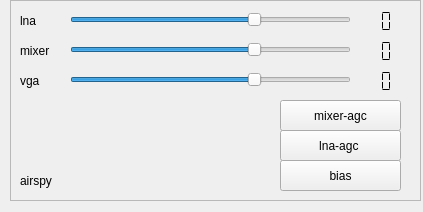
This is src/input/airspy/airspy-widget.ui in AlbrechtL/sdr-j-dab as Qt 5 draws it before an edit. The edited form follows.
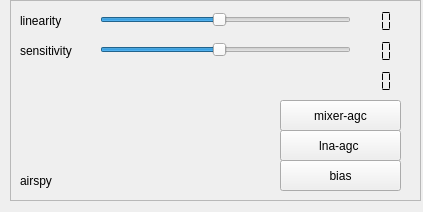
This is the edited form.

The edit to the form file:
```diff
--- a/src/input/airspy/airspy-widget.ui
+++ b/src/input/airspy/airspy-widget.ui
@@ -44,14 +44,14 @@
    <widget class="QSlider" name="lnaSlider">
     <property name="geometry">
      <rect>
-      <x>60</x>
+      <x>90</x>
       <y>10</y>
-      <width>281</width>
-      <height>19</height>
+      <width>251</width>
+      <height>20</height>
      </rect>
     </property>
     <property name="maximum">
-     <number>15</number>
+     <number>21</number>
     </property>
     <property name="value">
      <number>10</number>
@@ -65,25 +65,25 @@
      <rect>
       <x>10</x>
       <y>10</y>
-      <width>65</width>
+      <width>71</width>
       <height>21</height>
      </rect>
     </property>
     <property name="text">
-     <string>lna</string>
+     <string>linearity</string>
     </property>
    </widget>
    <widget class="QSlider" name="mixerSlider">
     <property name="geometry">
      <rect>
-      <x>60</x>
+      <x>90</x>
       <y>40</y>
-      <width>281</width>
+      <width>251</width>
       <height>20</height>
      </rect>
     </property>
     <property name="maximum">
-     <number>15</number>
+     <number>21</number>
     </property>
     <property name="value">
      <number>10</number>
@@ -97,12 +97,12 @@
      <rect>
       <x>10</x>
       <y>40</y>
-      <width>65</width>
+      <width>71</width>
       <height>21</height>
      </rect>
     </property>
     <property name="text">
-     <string>mixer</string>
+     <string>sensitivity</string>
     </property>
    </widget>
    <widget class="QPushButton" name="lnaButton">
@@ -118,38 +118,6 @@
      <string>lna-agc </string>
     </property>
    </widget>
-   <widget class="QSlider" name="vgaSlider">
-    <property name="geometry">
-     <rect>
-      <x>60</x>
-      <y>70</y>
-      <width>281</width>
-      <height>19</height>
-     </rect>
-    </property>
-    <property name="maximum">
-     <number>15</number>
-    </property>
-    <property name="value">
-     <number>10</number>
-    </property>
-    <property name="orientation">
-     <enum>Qt::Horizontal</enum>
-    </property>
-   </widget>
-   <widget class="QLabel" name="label_4">
-    <property name="geometry">
-     <rect>
-      <x>10</x>
-      <y>70</y>
-      <width>65</width>
-      <height>21</height>
-     </rect>
-    </property>
-    <property name="text">
-     <string>vga</string>
-    </property>
-   </widget>
    <widget class="QPushButton" name="mixerButton">
     <property name="geometry">
      <rect>
```
Left out of the diff: 4 changed lines with no effect on the pictures.
